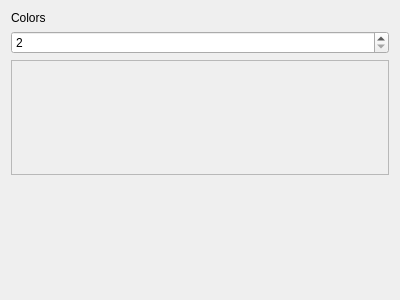
Before: the Qt Designer form Effects/CustomMarquee/CustomMarquee.ui in DLdota/OpenRGBEffectsPlugin, drawn with Qt 5.
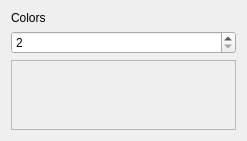
After: the same form once the commit is applied.

```diff
--- a/Effects/CustomMarquee/CustomMarquee.ui
+++ b/Effects/CustomMarquee/CustomMarquee.ui
@@ -6,14 +6,21 @@
    <rect>
     <x>0</x>
     <y>0</y>
-    <width>400</width>
-    <height>300</height>
+    <width>247</width>
+    <height>137</height>
    </rect>
   </property>
   <property name="windowTitle">
    <string>Form</string>
   </property>
   <layout class="QGridLayout" name="gridLayout">
+   <item row="0" column="0">
+    <widget class="QLabel" name="label">
+     <property name="text">
+      <string>Colors</string>
+     </property>
+    </widget>
+   </item>
    <item row="2" column="0">
     <widget class="QScrollArea" name="scrollArea">
      <property name="widgetResizable">
@@ -24,8 +31,8 @@
        <rect>
         <x>0</x>
         <y>0</y>
-        <width>380</width>
-        <height>101</height>
+        <width>227</width>
+        <height>68</height>
        </rect>
       </property>
      </widget>
@@ -41,26 +48,6 @@
      </property>
     </widget>
    </item>
-   <item row="3" column="0">
-    <spacer name="verticalSpacer">
-     <property name="orientation">
-      <enum>Qt::Vertical</enum>
-     </property>
-     <property name="sizeHint" stdset="0">
-      <size>
-       <width>20</width>
-       <height>40</height>
-      </size>
-     </property>
-    </spacer>
-   </item>
-   <item row="0" column="0">
-    <widget class="QLabel" name="label">
-     <property name="text">
-      <string>Colors</string>
-     </property>
-    </widget>
-   </item>
   </layout>
  </widget>
  <resources/>
```
